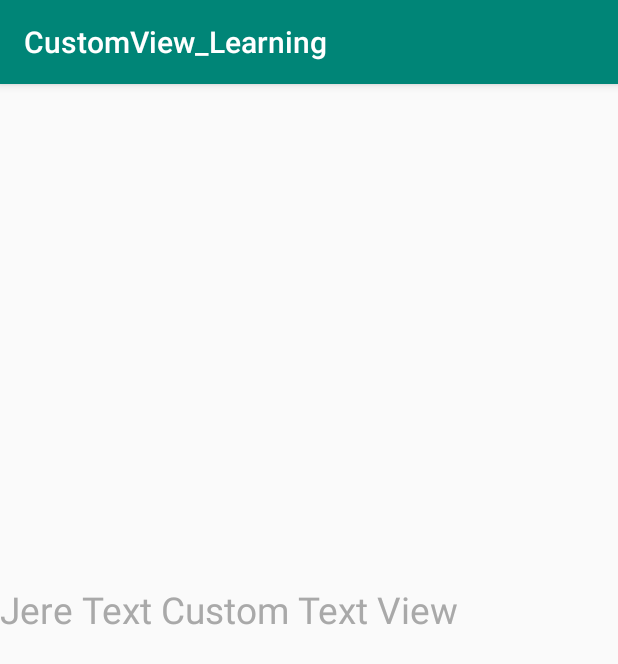
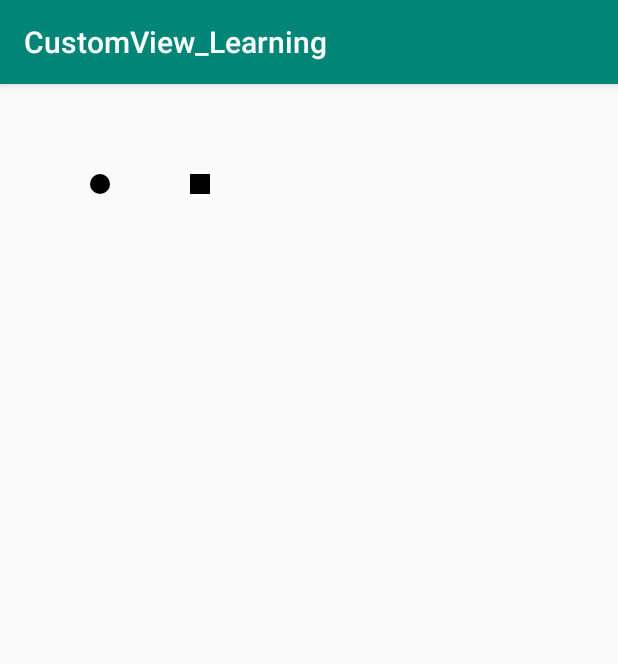
Before and after one commit to JereChen11/CustomView_Learning, an Android app: the screen it shows after launch (MainActivity), on a phone screen of 412 x 824 dp. Shown: the top 664 px of the screen. Run offline under Robolectric (Android 15) with nearby library versions, the phone set to English and light mode, and no system bars.

Commit message:
practice paint and canvace

```diff
--- /dev/null
+++ b/app/src/main/java/com/jere/customview_learning/MyView.java
@@ -0,0 +1,136 @@
+package com.jere.customview_learning;
+
+import android.content.Context;
+import android.graphics.Canvas;
+import android.graphics.Color;
+import android.graphics.Paint;
+import android.graphics.Path;
+import android.util.AttributeSet;
+import android.view.View;
+
+import org.w3c.dom.Text;
+
+import androidx.annotation.Nullable;
+
+/**
+ * @author jere
+ */
+public class MyView extends View {
+    public MyView(Context context) {
+        this(context, null);
+    }
+
+    public MyView(Context context, @Nullable AttributeSet attrs) {
+        this(context, attrs, 0);
+    }
+
+    public MyView(Context context, @Nullable AttributeSet attrs, int defStyleAttr) {
+        super(context, attrs, defStyleAttr);
+    }
+
+    @Override
+    protected void onDraw(Canvas canvas) {
+        super.onDraw(canvas);
+
+
+//        paint.setStyle(Paint.Style.FILL);
+
+//        paint.setStrokeCap(Paint.Cap.ROUND);
+
+        //画圆
+//        drawCircle(canvas);
+
+        //画矩形
+//        drawRect(canvas);
+
+        //画点
+        drawPoints(canvas);
+
+
+        //画矩形
+//        canvas.drawRect(100, 100, 500, 500, paint);
+//        canvas.drawPoint(50, 50, paint);
+        //画多个点
+//        float[] points = {0, 0, 50, 50, 50, 100, 100, 50, 100, 100, 150, 50, 150, 100};
+//        canvas.drawPoints(points, 2, 8, paint);
+
+        //画一个三角形
+//        Path path = new Path();
+//        path.moveTo(100, 100);
+//        path.lineTo(200, 100);
+//        path.lineTo(150, 150);
+//        path.close();
+//        canvas.drawPath(path, paint);
+
+//        paint.setTextSize(18);
+//        String text = "Hello World";
+//        canvas.drawText(text, 100, 25, paint);
+//        paint.setTextSize(36);
+//        canvas.drawText(text, 100, 75, paint);
+//        paint.setTextSize(60);
+//        canvas.drawText(text, 100, 150, paint);
+//        paint.setTextSize(80);
+//        canvas.drawText(text, 100, 250, paint);
+
+
+    }
+
+    /**
+     * 画4种圆
+     * @param canvas
+     */
+    private void drawCircle(Canvas canvas) {
+        //为画笔开启抗锯齿
+        Paint paint = new Paint(Paint.ANTI_ALIAS_FLAG);
+        //1.实心圆
+        //设置画笔的颜色
+        paint.setColor(Color.BLACK);
+        //设置画笔的style为画线
+        paint.setStyle(Paint.Style.FILL);
+        //调用画布，画一个圆
+        canvas.drawCircle(150, 150, 100, paint);
+
+        //2.空心圆
+        paint.setColor(Color.RED);
+        paint.setStyle(Paint.Style.STROKE);
+        canvas.drawCircle(400, 150, 100, paint);
+
+        //3.蓝色实心圆
+        paint.setStyle(Paint.Style.FILL);
+        paint.setColor(Color.BLUE);
+        canvas.drawCircle(150, 400, 100, paint);
+
+        //4.线宽为20的空心圆
+        paint.setStyle(Paint.Style.STROKE);
+        paint.setStrokeWidth(20);
+        paint.setColor(Color.YELLOW);
+        canvas.drawCircle(400, 400, 100, paint);
+    }
+
+    /**
+     * 画矩形
+     * @param canvas
+     */
+    private void drawRect(Canvas canvas) {
+        Paint paint = new Paint(Paint.ANTI_ALIAS_FLAG);
+        paint.setColor(Color.BLACK);
+        paint.setStyle(Paint.Style.FILL);
+        canvas.drawRect(100, 100, 500, 500, paint);
+    }
+
+    /**
+     * 画点
+     * @param canvas
+     */
+    private void drawPoints(Canvas canvas) {
+        Paint paint = new Paint(Paint.ANTI_ALIAS_FLAG);
+        paint.setStyle(Paint.Style.FILL);
+        paint.setStrokeWidth(20);
+        paint.setColor(Color.BLACK);
+        paint.setStrokeCap(Paint.Cap.ROUND);
+        canvas.drawPoint(100, 100, paint);
+
+        paint.setStrokeCap(Paint.Cap.SQUARE);
+        canvas.drawPoint(200, 100, paint);
+    }
+}
--- a/app/src/main/res/layout/activity_main.xml
+++ b/app/src/main/res/layout/activity_main.xml
@@ -6,12 +6,16 @@
     android:layout_height="match_parent"
     tools:context=".MainActivity">
 
-    <com.jere.customview_learning.MyTextView
+<!--    <com.jere.customview_learning.MyTextView-->
+<!--        android:layout_width="match_parent"-->
+<!--        android:layout_height="match_parent"-->
+<!--        app:MyText="Jere Text Custom Text View"-->
+<!--        app:MyTextColor="@color/dark_gray"-->
+<!--        app:MyTextSize="25sp"-->
+<!--        app:layout_constraintTop_toTopOf="parent"/>-->
+
+    <com.jere.customview_learning.MyView
         android:layout_width="match_parent"
-        android:layout_height="match_parent"
-        app:MyText="Jere Text Custom Text View"
-        app:MyTextColor="@color/dark_gray"
-        app:MyTextSize="25sp"
-        app:layout_constraintTop_toTopOf="parent"/>
+        android:layout_height="match_parent" />
 
 </androidx.constraintlayout.widget.ConstraintLayout>
```
